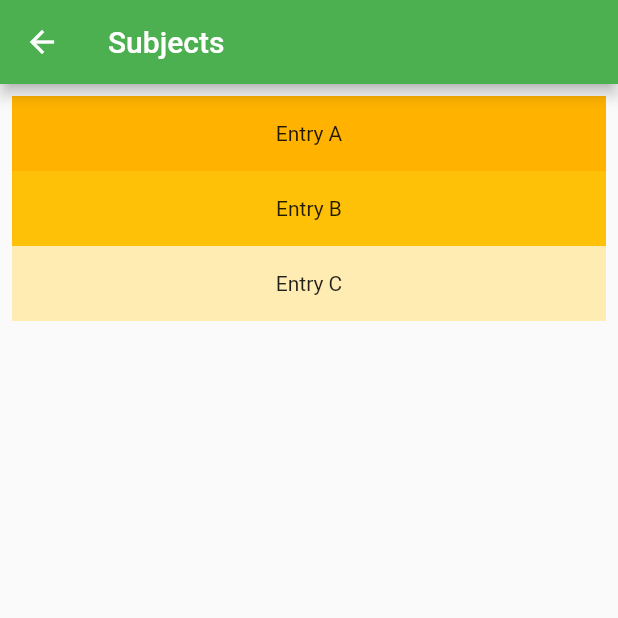
After one commit to awwush/AntiKidMania-1, a Flutter app: the Dashboard screen opened by its route, on a phone screen of 412 x 824 dp, the top half of it. The commit adds this screen. Run offline on Flutter 3.47's test engine with Material 2 defaults, Android fonts, the phone set to English and light mode, and no system bars; our stand-ins replace cloud_firestore, firebase_core; accounts and stored records are empty.

Commit message:
Post registration to dashboard

```diff
--- a/lib/main.dart
+++ b/lib/main.dart
@@ -1,6 +1,8 @@
 import 'package:anti_kid_mania/pages/forgot_password.dart';
 import 'package:anti_kid_mania/pages/root_page.dart';
 import 'package:anti_kid_mania/pages/sign_up_page.dart';
+
+import 'package:anti_kid_mania/pages/dashboard/subjects.dart';
 import 'package:anti_kid_mania/signin.dart';
 import 'package:flutter/material.dart';
 
@@ -31,6 +33,7 @@ class MyApp extends StatelessWidget {
         '/' : (context) => RootPage(params: params),
         '/SignUp' : (context) => SignUp(),
         '/ForgotPassword' : (context) => ForgotPassword(params: params),
+        '/Dashboard' : (context) => Dashboard(),
       },
       title: 'Anti Kid-Mania',
       debugShowCheckedModeBanner: false,
--- /dev/null
+++ b/lib/pages/dashboard/subjects.dart
@@ -0,0 +1,29 @@
+import 'package:flutter/cupertino.dart';
+import 'package:flutter/material.dart';
+
+class Dashboard extends StatelessWidget {
+final i = 0;
+  @override
+  Widget build(BuildContext context) {
+
+    String i = "ok";
+    final List<String> entries = <String>['A', 'B', 'C'];
+    final List<int> colorCodes = <int>[600, 500, 100];
+    return Scaffold(
+      appBar: AppBar(
+        title: Text("Subjects"),
+      ),
+      body: ListView.builder(
+      padding: const EdgeInsets.all(8),
+        itemCount: entries.length,
+        itemBuilder: (BuildContext context, int index) {
+          return Container(
+            height: 50,
+            color: Colors.amber[colorCodes[index]],
+            child: Center(child: Text('Entry ${entries[index]}')),
+          );
+        }
+    ),
+    );
+  }
+}
```
Also changed, not shown: lib/pages/sign_up_page.dart (+24 -1 lines).
